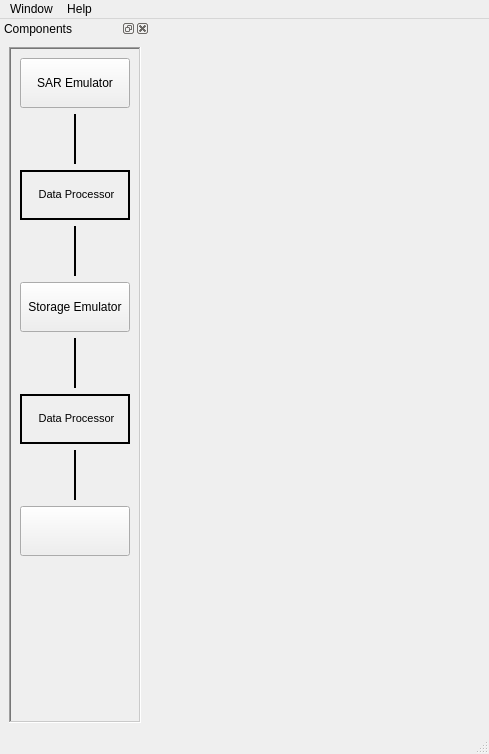
Qt form elephant/src/elephant/qelephantmainwindow.ui (Quenii/ADCEVM) before a commit.
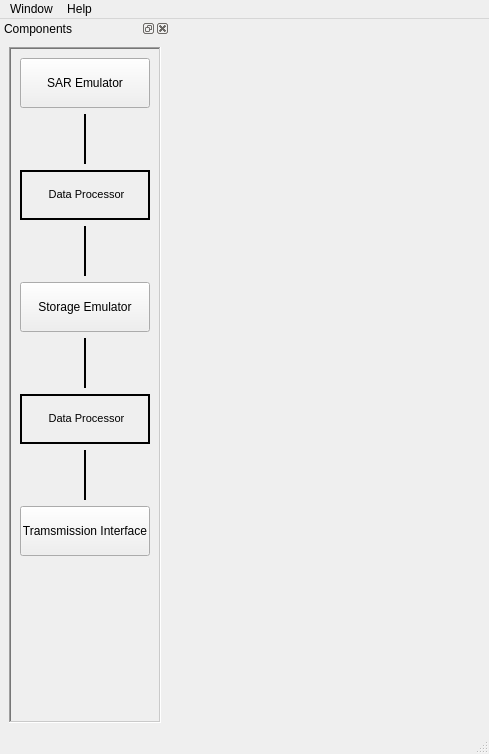
The same form after that commit. Icons and pictures are not drawn. Custom widgets are drawn as their Qt base class.

Diff of the .ui file:
```diff
--- a/elephant/src/elephant/qelephantmainwindow.ui
+++ b/elephant/src/elephant/qelephantmainwindow.ui
@@ -47,13 +47,13 @@
   <widget class="QDockWidget" name="globalDockWidget">
    <property name="minimumSize">
     <size>
-     <width>150</width>
+     <width>170</width>
      <height>704</height>
     </size>
    </property>
    <property name="maximumSize">
     <size>
-     <width>150</width>
+     <width>170</width>
      <height>524287</height>
     </size>
    </property>
@@ -90,7 +90,7 @@
           </property>
           <property name="minimumSize">
            <size>
-            <width>100</width>
+            <width>0</width>
             <height>50</height>
            </size>
           </property>
@@ -167,7 +167,7 @@
          <widget class="QLabel" name="label">
           <property name="minimumSize">
            <size>
-            <width>100</width>
+            <width>0</width>
             <height>50</height>
            </size>
           </property>
@@ -248,7 +248,7 @@
           </property>
           <property name="minimumSize">
            <size>
-            <width>100</width>
+            <width>0</width>
             <height>50</height>
            </size>
           </property>
@@ -313,7 +313,7 @@
          <widget class="QLabel" name="label_2">
           <property name="minimumSize">
            <size>
-            <width>100</width>
+            <width>0</width>
             <height>50</height>
            </size>
           </property>
@@ -394,12 +394,12 @@
           </property>
           <property name="minimumSize">
            <size>
-            <width>100</width>
+            <width>0</width>
             <height>50</height>
            </size>
           </property>
           <property name="text">
-           <string/>
+           <string>Tramsmission Interface</string>
           </property>
          </widget>
         </item>
```
